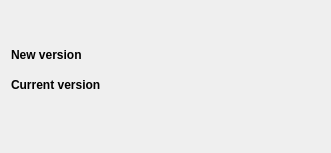
Before: the Qt Designer form src/gui/softwareupdatewidget.ui in echmet/CEval, drawn with Qt 5.
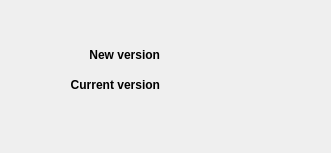
After: the same form once the commit is applied.

Commit message: Improve elements layout in SoftwareUpdateWidget

Diff of the .ui file:
```diff
--- a/src/gui/softwareupdatewidget.ui
+++ b/src/gui/softwareupdatewidget.ui
@@ -41,7 +41,7 @@
     </widget>
    </item>
    <item>
-    <layout class="QFormLayout" name="formLayout">
+    <layout class="QGridLayout" name="gridLayout">
      <item row="0" column="0">
       <widget class="QLabel" name="ql_newVersionCap">
        <property name="font">
@@ -53,6 +53,9 @@
        <property name="text">
         <string>New version</string>
        </property>
+       <property name="alignment">
+        <set>Qt::AlignRight|Qt::AlignTrailing|Qt::AlignVCenter</set>
+       </property>
       </widget>
      </item>
      <item row="0" column="1">
@@ -67,7 +70,7 @@
         <string>&lt;Version tag&gt;</string>
        </property>
        <property name="alignment">
-        <set>Qt::AlignRight|Qt::AlignTrailing|Qt::AlignVCenter</set>
+        <set>Qt::AlignLeading|Qt::AlignLeft|Qt::AlignVCenter</set>
        </property>
       </widget>
      </item>
@@ -82,6 +85,9 @@
        <property name="text">
         <string>Current version</string>
        </property>
+       <property name="alignment">
+        <set>Qt::AlignRight|Qt::AlignTrailing|Qt::AlignVCenter</set>
+       </property>
       </widget>
      </item>
      <item row="1" column="1">
@@ -96,7 +102,7 @@
         <string>&lt;Version tag&gt;</string>
        </property>
        <property name="alignment">
-        <set>Qt::AlignRight|Qt::AlignTrailing|Qt::AlignVCenter</set>
+        <set>Qt::AlignLeading|Qt::AlignLeft|Qt::AlignVCenter</set>
        </property>
       </widget>
      </item>
```
The commit also changes 1 other file.
